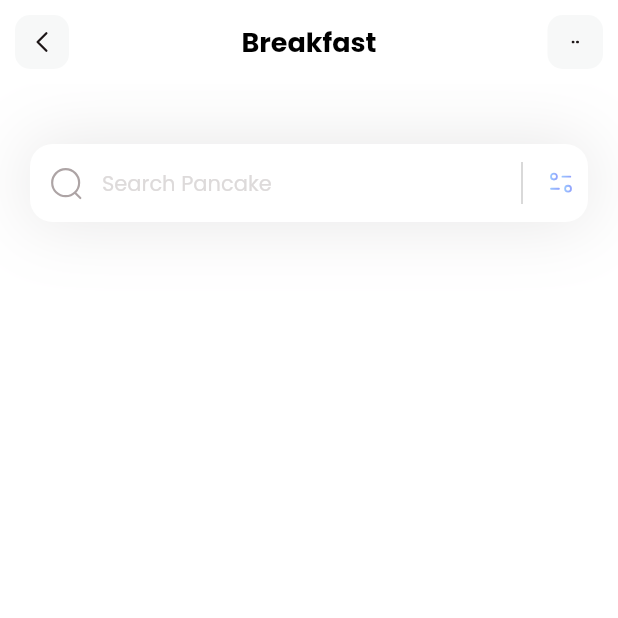
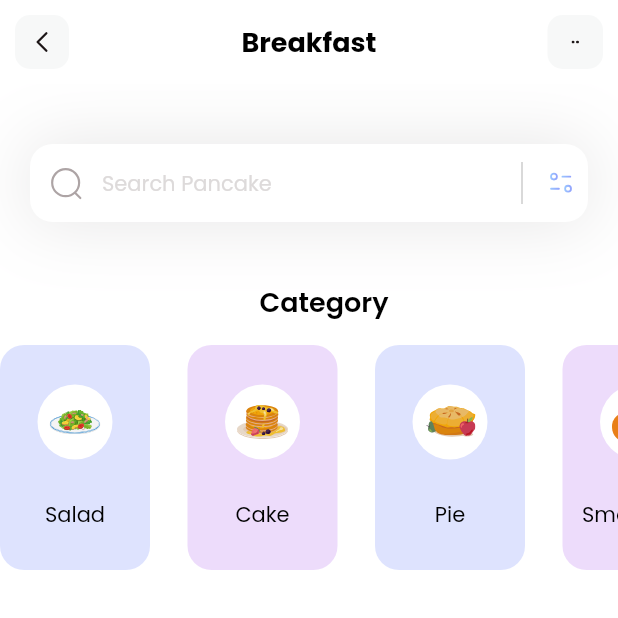
Before and after one commit to thuanphatt/flutter-fitness, a Flutter app: the screen it shows after launch, on a phone screen of 412 x 824 dp, the top half of it. Run offline on Flutter 3.47's test engine with Material 2 defaults, Android fonts, the phone set to English and light mode, and no system bars; our stand-ins replace flutter_svg.

Commit message:
Implementation Categories Section

```diff
--- a/lib/main.dart
+++ b/lib/main.dart
@@ -14,7 +14,7 @@ class MyApp extends StatelessWidget {
     return MaterialApp(
       debugShowCheckedModeBanner: false,
       theme: ThemeData(fontFamily: 'Poppins'),
-      home: const HomePage(),
+      home: HomePage(),
     );
   }
 }
--- /dev/null
+++ b/lib/models/category_model.dart
@@ -0,0 +1,29 @@
+import 'package:flutter/material.dart';
+
+class CategoryModel {
+  String name;
+  String iconPath;
+  Color boxColor;
+  CategoryModel(
+      {required this.name, required this.iconPath, required this.boxColor});
+  static List<CategoryModel> getCategories() {
+    List<CategoryModel> categories = [];
+    categories.add(CategoryModel(
+        name: 'Salad',
+        iconPath: 'assets/icons/plate.svg',
+        boxColor: Color(0xff92A3FD)));
+    categories.add(CategoryModel(
+        name: 'Cake',
+        iconPath: 'assets/icons/pancakes.svg',
+        boxColor: Color(0xffC58BF2)));
+    categories.add(CategoryModel(
+        name: 'Pie',
+        iconPath: 'assets/icons/pie.svg',
+        boxColor: Color(0xff92A3FD)));
+    categories.add(CategoryModel(
+        name: 'Smoothies',
+        iconPath: 'assets/icons/orange-snacks.svg',
+        boxColor: Color(0xffC58BF2)));
+    return categories;
+  }
+}
--- a/lib/pages/home.dart
+++ b/lib/pages/home.dart
@@ -1,17 +1,100 @@
+import 'package:fitness/models/category_model.dart';
 import 'package:flutter/material.dart';
 import 'package:flutter_svg/flutter_svg.dart';
 
-class HomePage extends StatelessWidget {
-  const HomePage({super.key});
+class HomePage extends StatefulWidget {
+  HomePage({super.key});
+
+  @override
+  State<HomePage> createState() => _HomePageState();
+}
+
+class _HomePageState extends State<HomePage> {
+  List<CategoryModel> categories = [];
+
+  void _getCategories() {
+    categories = CategoryModel.getCategories();
+  }
+
+  @override
+  void initState() {
+    _getCategories();
+  }
 
   @override
   Widget build(BuildContext context) {
+    _getCategories();
     return Scaffold(
       appBar: appBar(),
       backgroundColor: Colors.white,
       body: Column(
-        children: [_searchField()],
+        crossAxisAlignment: CrossAxisAlignment.start,
+        children: [
+          _searchField(),
+          SizedBox(
+            height: 40,
+          ),
+          _categoriesSection()
+        ],
       ),
+    );
+  }
+
+  Column _categoriesSection() {
+    return Column(
+      children: [
+        Padding(
+          padding: const EdgeInsets.only(left: 20),
+          child: Text(
+            'Category',
+            style: TextStyle(
+                fontSize: 18, color: Colors.black, fontWeight: FontWeight.w600),
+          ),
+        ),
+        SizedBox(
+          height: 15,
+        ),
+        Container(
+          height: 150,
+          child: ListView.separated(
+              itemCount: categories.length,
+              separatorBuilder: (context, index) => SizedBox(
+                    width: 25,
+                  ),
+              scrollDirection: Axis.horizontal,
+              itemBuilder: (context, index) {
+                return Container(
+                  width: 100,
+                  decoration: BoxDecoration(
+                      color: categories[index].boxColor.withOpacity(0.3),
+                      borderRadius: BorderRadius.circular(16)),
+                  child: Column(
+                    mainAxisAlignment: MainAxisAlignment.spaceEvenly,
+                    children: [
+                      Container(
+                          width: 50,
+                          height: 50,
+                          decoration: BoxDecoration(
+                            color: Colors.white,
+                            shape: BoxShape.circle,
+                          ),
+                          child: Padding(
+                            padding: const EdgeInsets.all(8.0),
+                            child: SvgPicture.asset(categories[index].iconPath),
+                          )),
+                      Text(
+                        categories[index].name,
+                        style: TextStyle(
+                            fontWeight: FontWeight.w400,
+                            fontSize: 14,
+                            color: Colors.black),
+                      )
+                    ],
+                  ),
+                );
+              }),
+        )
+      ],
     );
   }
 
```
